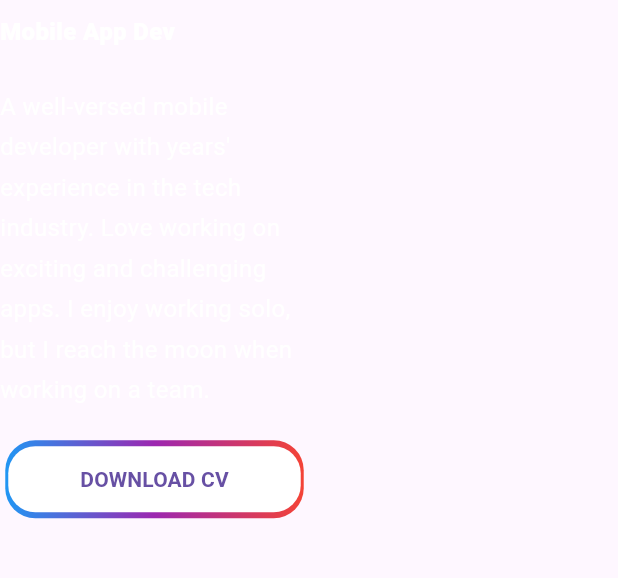
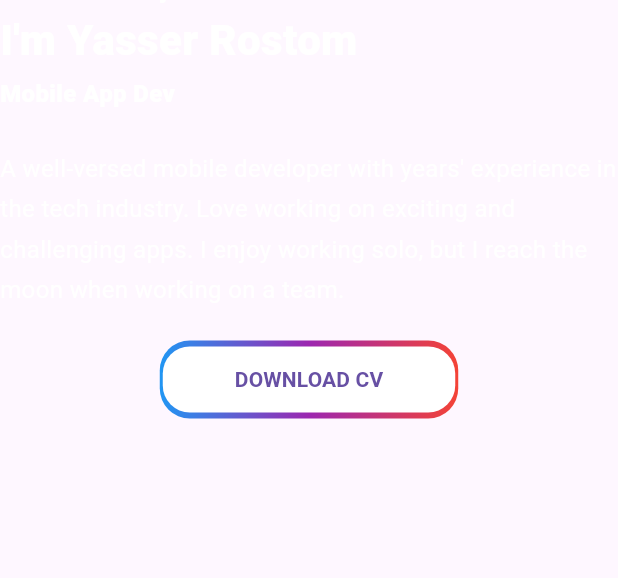
Before and after one commit to Yasser-Rostom/Yasser-Rostom.github.io, a Flutter app: the About widget shown alone on an empty page, opened directly, on a phone screen of 412 x 824 dp, the part 427-1005 px from its top. Run offline on Flutter 3.47's test engine with Material 3 defaults, Android fonts, the phone set to English and light mode, and no system bars; our stand-ins replace flutter_screenutil, get_it, google_fonts, responsive_builder, scrollable_positioned_list; network calls fail.

Commit message:
screen size fixed

```diff
--- a/lib/app/sections/about/widgets/about.dart
+++ b/lib/app/sections/about/widgets/about.dart
@@ -19,9 +19,7 @@ class About extends StatelessWidget {
           sizingInformation.deviceScreenType == DeviceScreenType.mobile
               ? 16
               : 21;
-      return SizedBox(
-        width: MediaQuery.of(context).size.width * 0.5,
-        child: Column(
+      return Column(
         crossAxisAlignment: CrossAxisAlignment.start,
         mainAxisAlignment: MainAxisAlignment.center,
         children: <Widget>[
@@ -75,7 +73,6 @@ class About extends StatelessWidget {
             onTap: () => {openURL(cv)},
           ),
         ],
-        ),
       );
     });
   }
--- a/lib/app/widgets/centered_view.dart
+++ b/lib/app/widgets/centered_view.dart
@@ -9,6 +9,7 @@ class CenteredView extends StatelessWidget {
 
   @override
   Widget build(BuildContext context) {
+    debugPrint("screen size: ${MediaQuery.of(context).size.width}");
     return Container(
       alignment: Alignment.topCenter,
       decoration: const BoxDecoration(
@@ -17,7 +18,7 @@ class CenteredView extends StatelessWidget {
       ),
     ),
       child: ConstrainedBox(
-        constraints:  BoxConstraints(maxWidth: MediaQuery.of(context).size.width * 0.7),
+        constraints:  BoxConstraints(maxWidth: MediaQuery.of(context).size.width<510? MediaQuery.of(context).size.width * 0.9:MediaQuery.of(context).size.width * 0.7),
         child: child,
       ),
     );
```
Also changed, not shown: 1 other file. Lines whose indentation alone changed are shown as unchanged.
